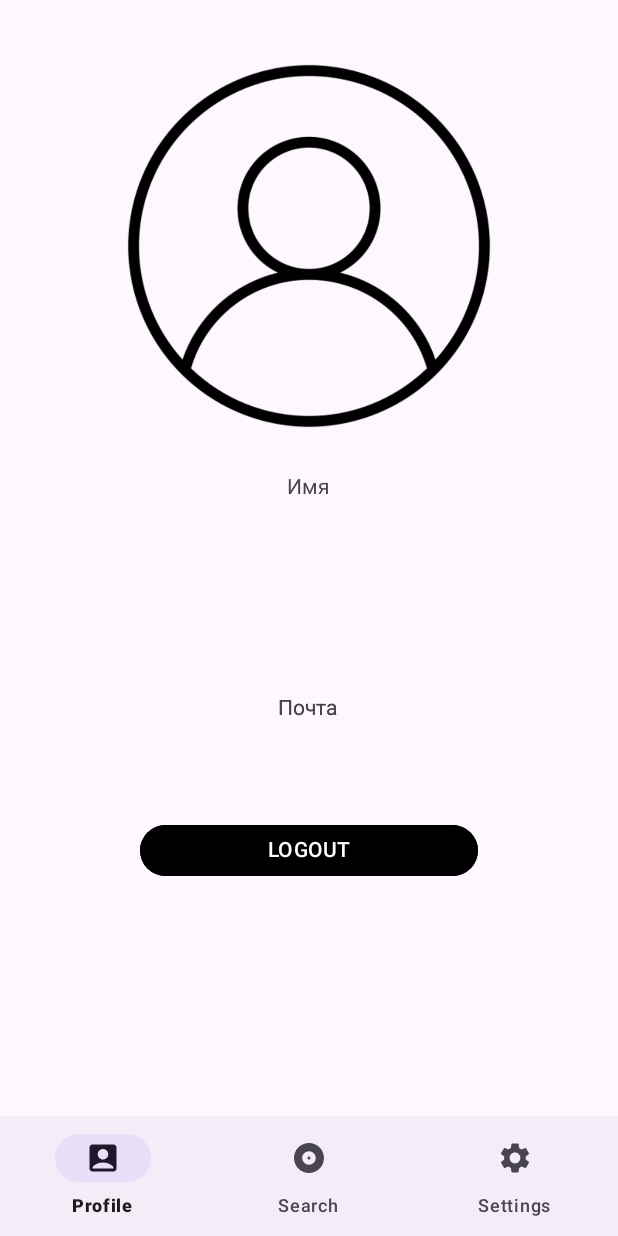
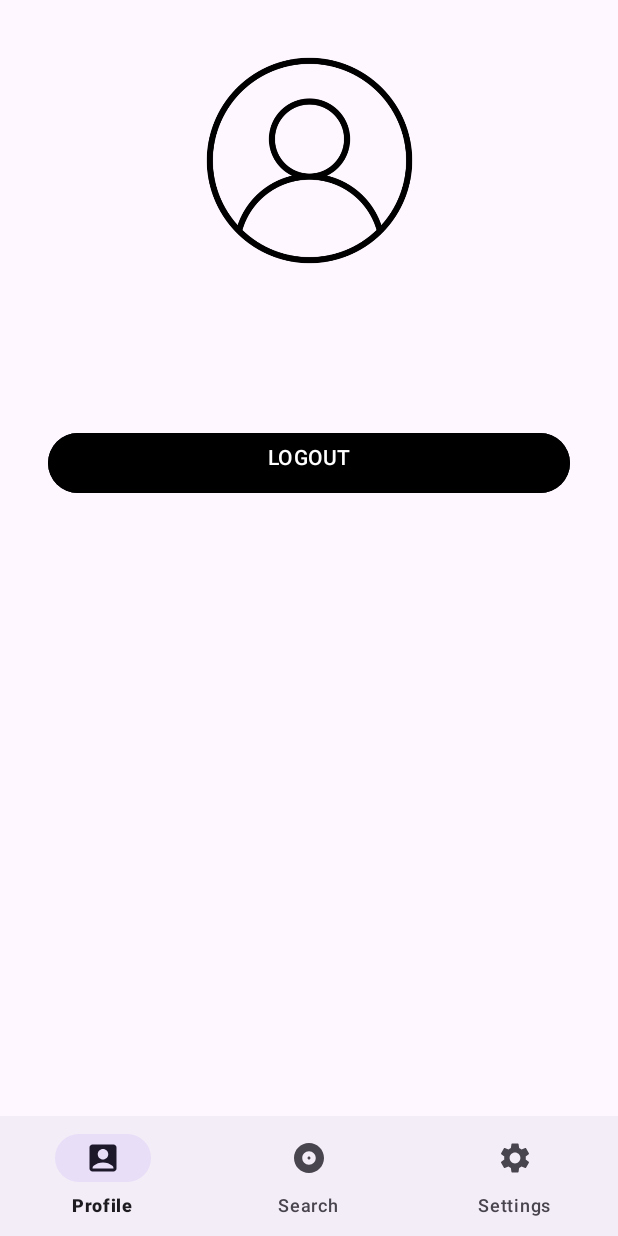
Before and after one commit to emiliyura/hotel, an Android app: the fragment ProfileFragment placed in its activity, on a phone screen of 412 x 824 dp. Run offline under Robolectric (Android 15) with nearby library versions, the phone set to English and light mode, and no system bars; our stand-ins replace Firebase (no records; nobody signed in at launch, a user with empty details on screens opened directly).

Commit message:
Пока все хорошо

```diff
--- a/app/src/main/java/com/example/hotel/ProfileFragment.java
+++ b/app/src/main/java/com/example/hotel/ProfileFragment.java
@@ -1,8 +1,9 @@
 package com.example.hotel;
 
-import static android.content.Intent.getIntent;
+import static android.content.Context.MODE_PRIVATE;
 
 import android.content.Intent;
+import android.content.SharedPreferences;
 import android.os.Bundle;
 import android.view.LayoutInflater;
 import android.view.View;
@@ -23,12 +24,14 @@ public class ProfileFragment extends Fragment {
     private TextView textView, textViewName;
     private FirebaseUser user;
 
-
-
     @Nullable
     @Override
     public View onCreateView(LayoutInflater inflater, @Nullable ViewGroup container, @Nullable Bundle savedInstanceState) {
         View view = inflater.inflate(R.layout.fragment_profile, container, false);
+
+        // Используем getActivity().getSharedPreferences для доступа к SharedPreferences
+        SharedPreferences sharedPreferences = getActivity().getSharedPreferences("user_prefs", MODE_PRIVATE);
+        String userName = sharedPreferences.getString("user_name", "");
 
         auth = FirebaseAuth.getInstance();
         button = view.findViewById(R.id.logout);
@@ -43,6 +46,7 @@ public class ProfileFragment extends Fragment {
         } else {
             if (textView != null) {
                 textView.setText(user.getEmail());
+                textViewName.setText(userName);
             }
         }
 
--- a/app/src/main/java/com/example/hotel/Register.java
+++ b/app/src/main/java/com/example/hotel/Register.java
@@ -107,9 +107,7 @@ public class Register extends AppCompatActivity {
                                 // Сохраняем новый объект User в Firebase Realtime Database
                                 mDataBase.child(uid).setValue(newUser);
 
-
                                 Intent intent = new Intent(getApplicationContext(), Login.class);
-                                //intent.putExtra("userName", newUser.getName());
                                 startActivity(intent);
                                 finish();
                             } else {
--- a/app/src/main/res/layout/fragment_profile.xml
+++ b/app/src/main/res/layout/fragment_profile.xml
@@ -6,85 +6,66 @@
     android:layout_height="match_parent"
     tools:context=".ProfileFragment">
 
-    <!-- TODO: Update blank fragment layout -->
-
-
+    <!-- Профильное изображение -->
     <ImageView
         android:id="@+id/imageView2"
-        android:layout_width="289dp"
-        android:layout_height="264dp"
+        android:layout_width="150dp"
+        android:layout_height="150dp"
         android:layout_marginTop="32dp"
         android:src="@drawable/profile_person"
+        app:layout_constraintTop_toTopOf="parent"
+        app:layout_constraintStart_toStartOf="parent"
         app:layout_constraintEnd_toEndOf="parent"
-        app:layout_constraintStart_toStartOf="parent"
-        app:layout_constraintTop_toTopOf="parent"
-        tools:ignore="MissingConstraints" />
+        app:layout_constraintHorizontal_bias="0.5"
+        android:scaleType="centerCrop"
+        android:layout_marginBottom="16dp"
+        />
 
-    <Button
-        android:backgroundTint="@color/black"
-        android:id="@+id/logout"
-        android:layout_width="225dp"
-        android:layout_height="42dp"
-        android:text="@string/LOGOUT"
-        app:layout_constraintBottom_toBottomOf="parent"
-        app:layout_constraintEnd_toEndOf="parent"
-        app:layout_constraintStart_toStartOf="parent" />
-
-
-    <TextView
-        android:gravity="center"
-        android:text="Имя"
-        android:layout_width="96dp"
-        android:layout_height="26dp"
-        app:layout_constraintBottom_toTopOf="@+id/user_name"
-        app:layout_constraintEnd_toEndOf="parent"
-        app:layout_constraintHorizontal_bias="0.498"
-        app:layout_constraintStart_toStartOf="parent"
-        app:layout_constraintTop_toTopOf="parent"
-        app:layout_constraintVertical_bias="1.0" />
-
+    <!-- Имя пользователя -->
     <TextView
         android:id="@+id/user_name"
-        android:layout_width="234dp"
-        android:layout_height="29dp"
-        android:layout_marginBottom="180dp"
+        android:layout_width="0dp"
+        android:layout_height="wrap_content"
+        android:textSize="18sp"
+        android:textStyle="bold"
         android:gravity="center"
-        app:layout_constraintBottom_toTopOf="@+id/logout"
+        android:textColor="@android:color/black"
+        app:layout_constraintTop_toBottomOf="@id/imageView2"
+        app:layout_constraintStart_toStartOf="parent"
         app:layout_constraintEnd_toEndOf="parent"
-        app:layout_constraintHorizontal_bias="0.497"
-        app:layout_constraintStart_toStartOf="parent" />
+        app:layout_constraintHorizontal_bias="0.5"
+        android:layout_marginTop="16dp"
+        tools:text="Имя пользователя" />
 
+    <!-- Почта пользователя -->
     <TextView
         android:id="@+id/user_details"
-        android:layout_width="234dp"
-        android:layout_height="29dp"
-        android:layout_marginBottom="36dp"
+        android:layout_width="0dp"
+        android:layout_height="wrap_content"
+        android:textSize="16sp"
         android:gravity="center"
-        app:layout_constraintBottom_toTopOf="@+id/logout"
+        android:textColor="@android:color/darker_gray"
+        app:layout_constraintTop_toBottomOf="@id/user_name"
+        app:layout_constraintStart_toStartOf="parent"
         app:layout_constraintEnd_toEndOf="parent"
-        app:layout_constraintHorizontal_bias="0.497"
-        app:layout_constraintStart_toStartOf="parent" />
+        app:layout_constraintHorizontal_bias="0.5"
+        android:layout_marginTop="8dp"
+        tools:text="email@example.com" />
 
-    <TextView
-        android:layout_width="wrap_content"
-        android:layout_height="wrap_content"
-        android:text="Почта"
-        app:layout_constraintBottom_toTopOf="@+id/user_details"
+    <!-- Кнопка выхода -->
+    <Button
+        android:id="@+id/logout"
+        android:layout_width="0dp"
+        android:layout_height="48dp"
+        android:layout_marginTop="32dp"
+        android:layout_marginStart="32dp"
+        android:layout_marginEnd="32dp"
+        android:text="@string/LOGOUT"
+        android:backgroundTint="@color/black"
+        android:textColor="@android:color/white"
+        app:layout_constraintTop_toBottomOf="@id/user_details"
+        app:layout_constraintStart_toStartOf="parent"
         app:layout_constraintEnd_toEndOf="parent"
-        app:layout_constraintHorizontal_bias="0.498"
-        app:layout_constraintStart_toStartOf="parent"
-        app:layout_constraintTop_toTopOf="parent"
-        app:layout_constraintVertical_bias="1.0" />
-
-    <TextView
-        android:layout_width="wrap_content"
-        android:layout_height="wrap_content"
-        android:text="Почта"
-        app:layout_constraintBottom_toTopOf="@+id/user_details"
-        app:layout_constraintEnd_toEndOf="parent"
-        app:layout_constraintHorizontal_bias="0.498"
-        app:layout_constraintStart_toStartOf="parent"
-        app:layout_constraintTop_toTopOf="parent"
-        app:layout_constraintVertical_bias="1.0" />
+        app:layout_constraintHorizontal_bias="0.5" />
 
 </androidx.constraintlayout.widget.ConstraintLayout>
--- a/app/src/main/res/layout/fragment_search.xml
+++ b/app/src/main/res/layout/fragment_search.xml
@@ -6,10 +6,6 @@
     android:orientation="vertical"
     android:padding="16dp">
 
-    <TextView
-        android:layout_width="wrap_content"
-        android:layout_height="wrap_content"
-        android:text="@string/HotelSearching" />
 
     <EditText
         android:id="@+id/search_edit_text"
--- a/app/src/main/res/values/themes.xml
+++ b/app/src/main/res/values/themes.xml
@@ -7,7 +7,7 @@
 
     <style name="roundImage">
         <item name="cornerFamily">rounded</item>
-        <item name="cornerSize">50%</item>
+        <item name="cornerSize">20%</item>
     </style>
 
     <style name="Theme.Hotel" parent="Base.Theme.Hotel" />
```
Also changed, not shown: app/src/main/java/com/example/hotel/Reservation.java (+31 -4 lines), app/src/main/java/com/example/hotel/ReservationOperation.java (+25 -39 lines), app/src/main/res/layout/activity_reservation_operation.xml (+26 -21 lines).
